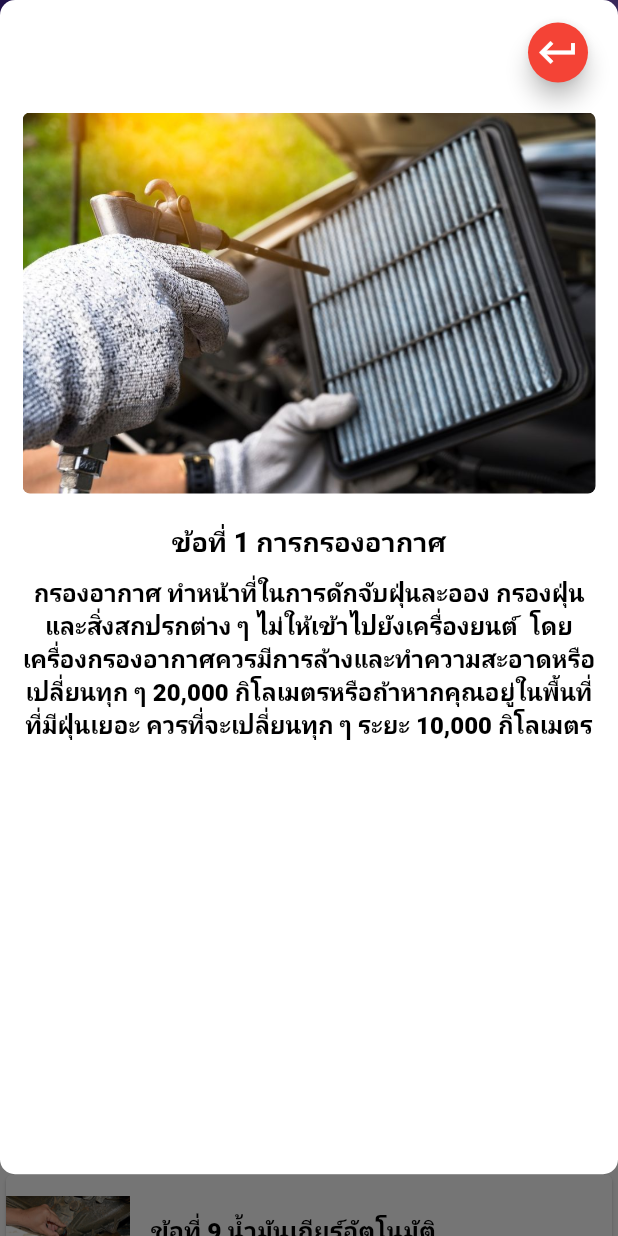
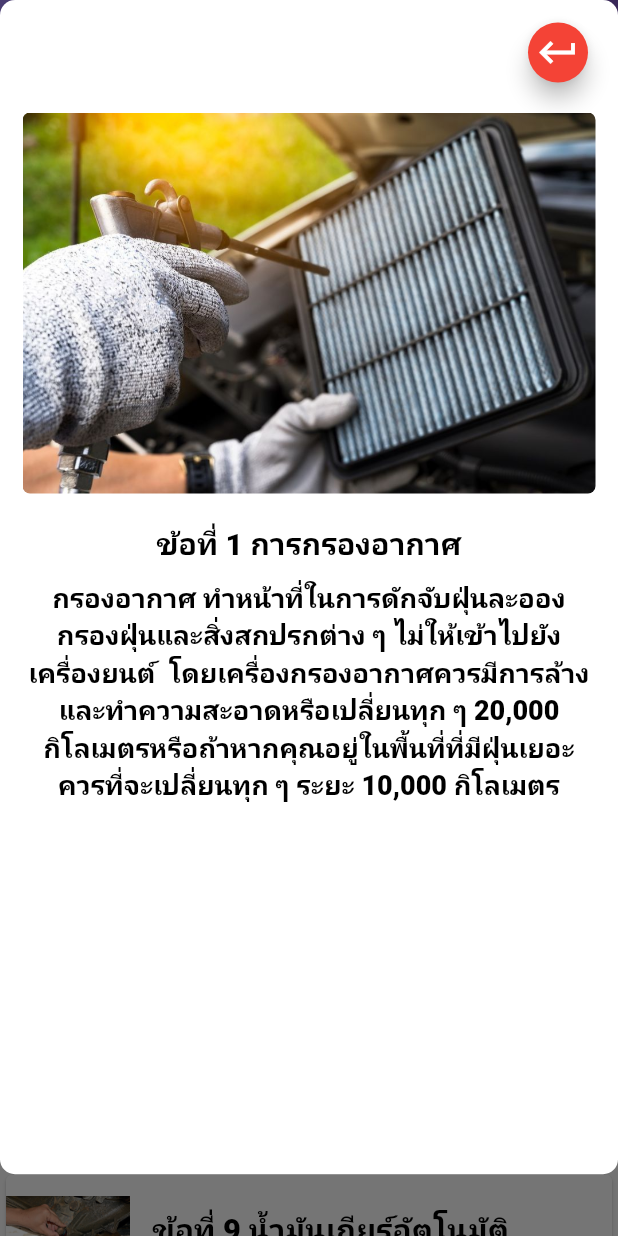
Before and after one commit to Surasit20/car-recognition, a Flutter app: the Dashboard screen opened directly, after a tap on "ข้อที่ 1 การกรองอากาศ", on a phone screen of 412 x 824 dp. Run offline on Flutter 3.47's test engine with Material 2 defaults, Android fonts, the phone set to English and light mode, and no system bars; drawn by our look-alikes of auto_size_text; our stand-ins replace carousel_slider, curved_navigation_bar, image_picker, smooth_page_indicator; missing offline and left inert: tflite; Roboto replaces fonts that are missing (Chakra).

Commit message:
edit fontsize add editpage howtouse app

```diff
--- a/lib/Home/Newselectcar.dart
+++ b/lib/Home/Newselectcar.dart
@@ -210,7 +210,7 @@ class NewpageselectcarState extends State {
                           items: imagesList
                               .map(
                                 (item) => Padding(
-                                  padding: const EdgeInsets.only(bottom: 10),
+                                  padding: const EdgeInsets.only(bottom: 12),
                                   child: Card(
                                     margin: EdgeInsets.only(),
                                     elevation: 10.0,
--- a/lib/How to use app/exampage3.dart
+++ b/lib/How to use app/exampage3.dart
@@ -17,7 +17,7 @@ class Exampage3State extends State<Exampage3> {
   // ignore: unused_field
   int _current = 0;
   List imgList = [
-    'assets/EX/ex9.jpg',
+    /*'assets/EX/ex9.jpg',
     'assets/EX/ex10.jpg',
     'assets/EX/ex11.jpg',
     'assets/EX/ex12.jpg',
@@ -25,7 +25,8 @@ class Exampage3State extends State<Exampage3> {
     'assets/EX/ex14.jpg',
     'assets/EX/ex15.jpg',
     'assets/EX/ex16.jpg',
-    'assets/EX/ex17.jpg',
+    'assets/EX/ex17.jpg',*/
+    'assets/logowaitupdate.png','assets/logowaitupdate.png','assets/logowaitupdate.png',
   ];
 
   List<T> map<T>(List list, Function handler) {
--- a/lib/How to use app/titleuseapp.dart
+++ b/lib/How to use app/titleuseapp.dart
@@ -30,7 +30,7 @@ class _TitleuseappState extends State<Titleuseapp> {
         flexibleSpace: Container(
           decoration: BoxDecoration(
             gradient: LinearGradient(
-              colors: [Colors.deepPurple[800], Colors.deepPurple[400]],
+             colors: [Color.fromARGB(255, 158, 129, 245), Colors.deepPurple[400]],
               stops: [0.2, 1.0],
             ),
           ),
@@ -38,7 +38,7 @@ class _TitleuseappState extends State<Titleuseapp> {
       ),
       //backgroundColor: Colors.deepPurple[400],
       body: Container(
-        height: displayHeight(context) - MediaQuery.of(context).padding.top,
+        height: displayHeight(context) + MediaQuery.of(context).padding.top,
                 //-kToolbarHeight,
                 width: displayWidth(context) * 1,
                 decoration: BoxDecoration(
--- a/lib/Khowledge_car/khowledge_page.dart
+++ b/lib/Khowledge_car/khowledge_page.dart
@@ -67,7 +67,7 @@ class _DashboardState extends State<Dashboard> {
         flexibleSpace: Container(
           decoration: BoxDecoration(
             gradient: LinearGradient(
-              colors: [Colors.deepPurple[800], Colors.deepPurple[400]],
+              colors: [Color.fromARGB(255, 158, 129, 245), Colors.deepPurple[400]],
               stops: [0.2, 1.0],
             ),
           ),
@@ -108,7 +108,7 @@ class _DashboardState extends State<Dashboard> {
                           AutoSizeText(
                             titleList[index],
                             style: TextStyle(
-                                fontSize: displayWidth(context)*0.04,
+                                fontSize: displayWidth(context)*0.05,
                                 color: Colors.black, //สีตัวหนังสือข้อ 1-9
                                 fontWeight: FontWeight.bold,
                                 fontFamily: 'Chakra'),
@@ -205,7 +205,7 @@ showDialogFunc(context, img, title, desc) {
                   AutoSizeText(
                     title, //หัวข้อในส่วนเนื้อหา
                     style: TextStyle(
-                        fontSize: 18,
+                        fontSize: 20,
 
                         color: Colors.black,
                         fontWeight: FontWeight.bold,
@@ -227,12 +227,13 @@ showDialogFunc(context, img, title, desc) {
                         desc,
                         maxLines: 100,
                         style: TextStyle(
-                           fontSize: 16,
+                           fontSize: 18,
 
                             color: Colors.black,
                             fontWeight: FontWeight.bold,
-                            fontFamily: 'Chakra'),
-
+                            fontFamily: 'Chakra'
+                            ),
+                            minFontSize: 15,
 
 
                         textAlign: TextAlign.center,
--- a/pubspec.yaml
+++ b/pubspec.yaml
@@ -73,6 +73,7 @@ flutter:
     - assets/carsearch.png
     - assets/carcare.png
     - assets/carexam.png
+    - assets/logowaitupdate.png
     - .env
     #- assets/BG2.jpg
 
```
Also changed, not shown: lib/How to use app/exampage1.dart (+5 -2 lines), lib/How to use app/exampage2.dart (+5 -2 lines), assets/logowaitupdate.png (added).
